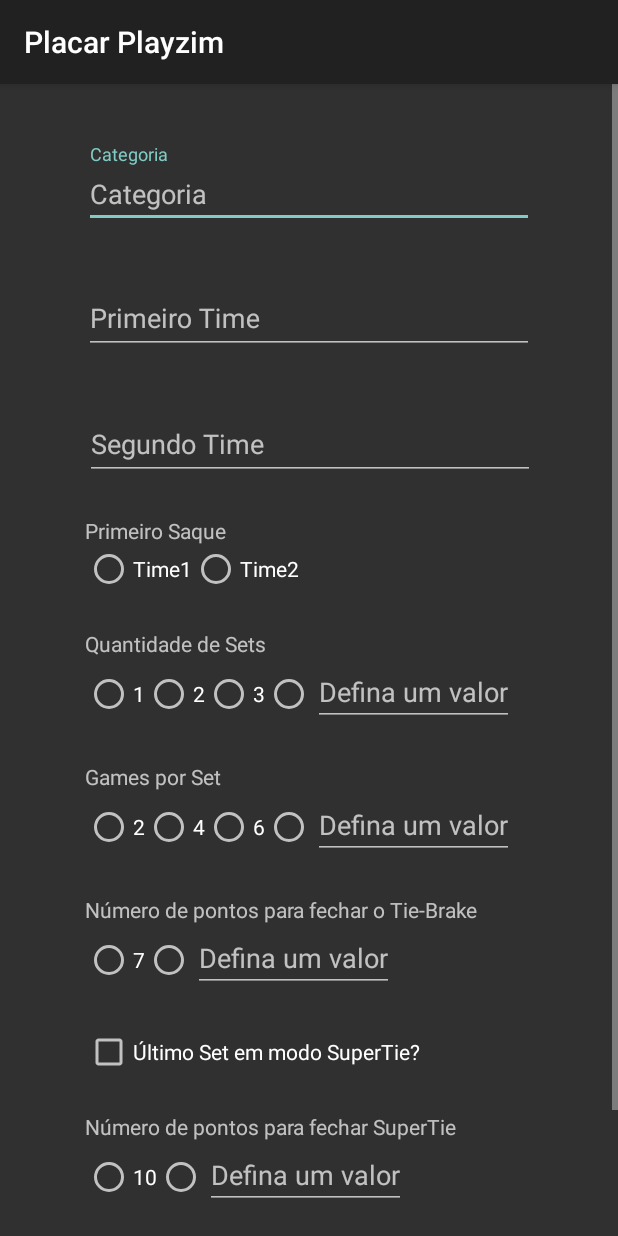
After one commit to windcarvalho/PlacarPlayzim, an Android app: the ConfigActivity screen opened directly, with no data from a screen before it, on a phone screen of 412 x 824 dp. The commit adds this screen. Run offline under Robolectric (Android 15) with nearby library versions, the phone set to English and light mode, and no system bars.

Commit message:
Tela de Configuração, Alteração na Lógica do Jogo

```diff
--- a/app/build.gradle
+++ b/app/build.gradle
@@ -33,6 +33,7 @@
     buildFeatures {
         viewBinding true
     }
+    buildToolsVersion '32.1.0 rc1'
 
 
 }
--- /dev/null
+++ b/app/src/main/java/com/playzim/activities/ConfigActivity.kt
@@ -0,0 +1,110 @@
+package com.playzim.activities
+
+import android.content.Intent
+import androidx.appcompat.app.AppCompatActivity
+import android.os.Bundle
+import android.view.View
+import android.widget.CheckBox
+import android.widget.RadioButton
+import android.widget.RadioGroup
+import android.widget.TextView
+import com.google.android.material.textfield.TextInputEditText
+import com.playzim.activities.placar.R
+import com.playzim.placarbt.GameBT
+import com.playzim.placarbt.TeamSide
+
+class ConfigActivity : AppCompatActivity() {
+    override fun onCreate(savedInstanceState: Bundle?) {
+        super.onCreate(savedInstanceState)
+        setContentView(R.layout.activity_config)
+    }
+
+    fun onClickBtMatch(v: View){
+//        val it_match = Intent(this, Playzim_Score_Activity::class.java).apply{}
+//        startActivity(it_match)
+
+        var game: GameBT? = null
+
+        var categoria = findViewById<TextInputEditText>(R.id.categoria).text.toString()
+        var time1 = findViewById<TextInputEditText>(R.id.time1).text.toString()
+        var time2 = findViewById<TextInputEditText>(R.id.time2).text.toString()
+
+        var primeiroSaqueRG:RadioGroup = findViewById<RadioGroup>(R.id.primeiroSaque)
+        val primeiroSaqueId:Int = primeiroSaqueRG.checkedRadioButtonId
+        var primeiroSaque = TeamSide.TEAM_A
+        if (primeiroSaqueId != -1){
+            var selectedPrimeiroSaque:RadioButton = findViewById(primeiroSaqueId)
+            var primeiroSaqueString = selectedPrimeiroSaque.text.toString()
+            if (primeiroSaqueString == "Time2"){
+                primeiroSaque = TeamSide.TEAM_B
+            }
+        }
+
+
+
+        var maxSetsRG:RadioGroup = findViewById<RadioGroup>(R.id.qtdSets)
+        val selectedMaxSetsId:Int = maxSetsRG.checkedRadioButtonId
+        var maxSets:Int = 1
+        if (selectedMaxSetsId != -1){
+            var selectedMaxSets:RadioButton = findViewById(selectedMaxSetsId)
+            var maxSetString = selectedMaxSets.text.toString()
+            if (maxSetString != ""){
+                maxSets = maxSetString.toInt()
+            } else {
+                maxSets = findViewById<TextInputEditText>(R.id.qtdSetsPersonalizado).text.toString().toInt()
+            }
+        }
+
+        var maxGamesRG:RadioGroup = findViewById<RadioGroup>(R.id.qtdGames)
+        val selectedMaxGamesId:Int = maxGamesRG.checkedRadioButtonId
+        var maxGames:Int = 1
+        if (selectedMaxGamesId != -1){
+            var selectedMaxGames:RadioButton = findViewById(selectedMaxGamesId)
+            var maxGamesString = selectedMaxGames.text.toString()
+            if (maxGamesString != ""){
+                maxGames = maxGamesString.toInt()
+            } else {
+                maxGames = findViewById<TextInputEditText>(R.id.qtdGamesPersonalizado).text.toString().toInt()
+            }
+        }
+
+        var maxPontosTieRG:RadioGroup = findViewById<RadioGroup>(R.id.ptsTieBrake)
+        val selectedMaxPontosTieId:Int = maxPontosTieRG.checkedRadioButtonId
+        var maxPontosTie:Int = 1
+        if (selectedMaxPontosTieId != -1){
+            var selectedMaxPontosTie:RadioButton = findViewById(selectedMaxPontosTieId)
+            var maxPontosTieString = selectedMaxPontosTie.text.toString()
+            if (maxPontosTieString != ""){
+                maxPontosTie = maxPontosTieString.toInt()
+            } else {
+                maxPontosTie = findViewById<TextInputEditText>(R.id.qtdPtsTiePersonalizado).text.toString().toInt()
+            }
+        }
+
+        val temSuperTie = findViewById<CheckBox>(R.id.supertie)
+        var supertie = false
+        if (temSuperTie.isChecked){
+            supertie=true
+        }
+
+        var maxPontosSuperTieRG:RadioGroup = findViewById<RadioGroup>(R.id.pontosSuperTie)
+        val selectedMaxPontosSuperTieId:Int = maxPontosSuperTieRG.checkedRadioButtonId
+        var maxPontosSuperTie:Int = 1
+        if (selectedMaxPontosSuperTieId != -1){
+            var selectedMaxPontosSuperTie:RadioButton = findViewById(selectedMaxPontosSuperTieId)
+            var maxPontosSuperTieString = selectedMaxPontosSuperTie.text.toString()
+            if (maxPontosSuperTieString != ""){
+                maxPontosSuperTie = maxPontosSuperTieString.toInt()
+            } else {
+                maxPontosSuperTie = findViewById<TextInputEditText>(R.id.qtdPtsSuperTiePersonalizado).text.toString().toInt()
+            }
+        }
+
+
+        game = GameBT (time1,time2,maxSets,maxGames,maxPontosTie,supertie,maxPontosSuperTie, primeiroSaque)
+        val it_match = Intent(this, Playzim_Score_Activity::class.java).apply{}
+        it_match.putExtra("GAME", game);
+        startActivity(it_match);
+
+    }
+}
--- a/app/src/main/java/com/playzim/activities/MainActivity.kt
+++ b/app/src/main/java/com/playzim/activities/MainActivity.kt
@@ -15,7 +15,10 @@
     }
 
     fun onClickBtMatch(v: View){
-        val it_match = Intent(this, Playzim_Score_Activity::class.java).apply{}
-        startActivity(it_match)
+//        val it_match = Intent(this, Playzim_Score_Activity::class.java).apply{}
+//        startActivity(it_match)
+        val it_match = Intent(this, ConfigActivity::class.java).apply{}
+        startActivity(it_match);
+
     }
 }
--- a/app/src/main/java/com/playzim/activities/Playzim_Score_Activity.kt
+++ b/app/src/main/java/com/playzim/activities/Playzim_Score_Activity.kt
@@ -17,6 +17,8 @@
     override fun onCreate(savedInstanceState: Bundle?) {
         super.onCreate(savedInstanceState)
         setContentView(R.layout.activity_playzim_score)
+        val intent = getIntent()
+        game = intent.getSerializableExtra("GAME") as GameBT
         initGameConf()
         startGameCount()
     }
@@ -34,7 +36,7 @@
         update_score_screen()
     }
    fun initGameConf(){
-       game = GameBT("Trinta/Paulo","Marcio/Pordeus",3,4,7,true,10,TeamSide.TEAM_A)
+//       game = GameBT("Trinta/Paulo","Marcio/Pordeus",3,4,7,true,10,TeamSide.TEAM_A)
 
        // Team Names
        val tvTeamA = findViewById<TextView>(R.id.tvTeamA)
--- a/app/src/main/java/com/playzim/placarbt/GameBT.java
+++ b/app/src/main/java/com/playzim/placarbt/GameBT.java
@@ -2,10 +2,11 @@
 
 import static java.lang.Math.abs;
 
+import java.io.Serializable;
 import java.util.ArrayList;
 import java.util.List;
 
-public class GameBT {
+public class GameBT implements Serializable {
 
     private String teamA;
     private String teamB;
--- a/app/src/main/java/com/playzim/placarbt/NormalScore.java
+++ b/app/src/main/java/com/playzim/placarbt/NormalScore.java
@@ -1,6 +1,8 @@
 package com.playzim.placarbt;
 
 import static java.lang.Math.abs;
+
+import java.io.Serializable;
 
 public class NormalScore extends ScoreManager {
 
@@ -33,7 +35,10 @@
             gameBT.getGames()[0] = 0;
             gameBT.getGames()[1] = 0;
             setHasFinished = true;
-        } else if ((gameBT.getGames()[0] == gameBT.getMaxGames()) && (gameBT.getGames()[1] == gameBT.getMaxGames())) {
+        } else if ( (gameBT.getMaxGames() == 4) && (gameBT.getGames()[0] == 3) && (gameBT.getGames()[1] == 3)) { // Caso particular para Sets de 3 Games
+            gameBT.setScoreManager(new TieBrakeScore(gameBT));
+        }
+        else if ((gameBT.getGames()[0] == gameBT.getMaxGames()) && (gameBT.getGames()[1] == gameBT.getMaxGames())) {
             gameBT.setScoreManager(new TieBrakeScore(gameBT));
         }
     }
--- a/app/src/main/java/com/playzim/placarbt/ScoreManager.java
+++ b/app/src/main/java/com/playzim/placarbt/ScoreManager.java
@@ -1,6 +1,8 @@
 package com.playzim.placarbt;
 
-public abstract class ScoreManager {
+import java.io.Serializable;
+
+public abstract class ScoreManager implements Serializable {
 
 	protected GameBT gameBT;
 	protected boolean setHasFinished;
--- /dev/null
+++ b/app/src/main/res/layout/activity_config.xml
@@ -0,0 +1,314 @@
+<?xml version="1.0" encoding="utf-8"?>
+
+<ScrollView xmlns:android="http://schemas.android.com/apk/res/android"
+    xmlns:app="http://schemas.android.com/apk/res-auto"
+    xmlns:tools="http://schemas.android.com/tools"
+    android:layout_width="match_parent"
+    android:layout_height="match_parent">
+
+    <androidx.constraintlayout.widget.ConstraintLayout
+        android:layout_width="match_parent"
+        android:layout_height="wrap_content"
+        android:padding="40dp"
+        tools:context="com.playzim.activities.ConfigActivity">
+
+        <com.google.android.material.textfield.TextInputLayout
+            android:id="@+id/categoria_layout"
+            android:layout_width="300dp"
+            android:layout_height="wrap_content"
+            android:hint="@string/categoria"
+            app:layout_constraintEnd_toEndOf="parent"
+            app:layout_constraintStart_toStartOf="parent"
+            app:layout_constraintTop_toTopOf="parent">
+
+            <com.google.android.material.textfield.TextInputEditText
+                android:id="@+id/categoria"
+                android:layout_width="match_parent"
+                android:layout_height="wrap_content"
+                android:hint="Categoria"
+                tools:ignore="TouchTargetSizeCheck" />
+        </com.google.android.material.textfield.TextInputLayout>
+
+        <com.google.android.material.textfield.TextInputLayout
+            android:id="@+id/time1_layout"
+            android:layout_width="300dp"
+            android:layout_height="wrap_content"
+            android:layout_marginTop="28dp"
+            app:layout_constraintEnd_toEndOf="parent"
+            app:layout_constraintHorizontal_bias="0.495"
+            app:layout_constraintStart_toStartOf="parent"
+            app:layout_constraintTop_toBottomOf="@+id/categoria_layout">
+
+            <com.google.android.material.textfield.TextInputEditText
+                android:id="@+id/time1"
+                android:layout_width="match_parent"
+                android:layout_height="wrap_content"
+                android:hint="Primeiro Time" />
+        </com.google.android.material.textfield.TextInputLayout>
+
+        <com.google.android.material.textfield.TextInputLayout
+            android:id="@+id/time2_layout"
+            android:layout_width="300dp"
+            android:layout_height="wrap_content"
+            android:layout_marginTop="28dp"
+            app:layout_constraintEnd_toEndOf="parent"
+            app:layout_constraintHorizontal_bias="0.531"
+            app:layout_constraintStart_toStartOf="parent"
+            app:layout_constraintTop_toBottomOf="@+id/time1_layout">
+
+            <com.google.android.material.textfield.TextInputEditText
+                android:id="@+id/time2"
+                android:layout_width="match_parent"
+                android:layout_height="wrap_content"
+                android:hint="Segundo Time" />
+        </com.google.android.material.textfield.TextInputLayout>
+
+        <TextView
+            android:id="@+id/primeiroSaqueTxt"
+            android:layout_width="wrap_content"
+            android:layout_height="wrap_content"
+            android:layout_marginTop="24dp"
+            android:text="Primeiro Saque"
+            app:layout_constraintStart_toStartOf="@+id/time2_layout"
+            app:layout_constraintTop_toBottomOf="@+id/time2_layout" />
+
+        <RadioGroup
+            android:id="@+id/primeiroSaque"
+            android:layout_width="wrap_content"
+            android:layout_height="wrap_content"
+            android:orientation="horizontal"
+            app:layout_constraintStart_toStartOf="@+id/primeiroSaqueTxt"
+            app:layout_constraintTop_toBottomOf="@+id/primeiroSaqueTxt">
+
+            <RadioButton
+                android:id="@+id/primSaqTime1"
+                android:layout_width="match_parent"
+                android:layout_height="wrap_content"
+                android:text="Time1" />
+
+            <RadioButton
+                android:id="@+id/primSaqTime2"
+                android:layout_width="match_parent"
+                android:layout_height="wrap_content"
+                android:text="Time2" />
+
+        </RadioGroup>
+
+
+
+
+
+        <TextView
+            android:id="@+id/textView"
+            android:layout_width="wrap_content"
+            android:layout_height="wrap_content"
+            android:layout_marginTop="24dp"
+            android:text="Quantidade de Sets"
+            app:layout_constraintStart_toStartOf="@+id/primeiroSaqueTxt"
+            app:layout_constraintTop_toBottomOf="@+id/primeiroSaque" />
+
+        <RadioGroup
+            android:id="@+id/qtdSets"
+            android:layout_width="wrap_content"
+            android:layout_height="wrap_content"
+            android:orientation="horizontal"
+            app:layout_constraintStart_toStartOf="@+id/textView"
+            app:layout_constraintTop_toBottomOf="@+id/textView">
+
+            <RadioButton
+                android:id="@+id/radioButton3"
+                android:layout_width="match_parent"
+                android:layout_height="wrap_content"
+                android:text="1" />
+
+            <RadioButton
+                android:id="@+id/radioButton4"
+                android:layout_width="match_parent"
+                android:layout_height="wrap_content"
+                android:text="2" />
+
+            <RadioButton
+                android:id="@+id/radioButton5"
+                android:layout_width="wrap_content"
+                android:layout_height="wrap_content"
+                android:layout_weight="1"
+                android:text="3" />
+
+            \
+            <RadioButton
+                android:id="@+id/radioButtonq212"
+                android:layout_width="wrap_content"
+                android:layout_height="wrap_content"
+                android:layout_weight="1"
+                android:text="" />
+
+            <com.google.android.material.textfield.TextInputEditText
+                android:id="@+id/qtdSetsPersonalizado"
+                android:layout_width="match_parent"
+                android:layout_height="wrap_content"
+                android:hint="Defina um valor"
+                tools:ignore="TouchTargetSizeCheck" />
+        </RadioGroup>
+
+        <TextView
+            android:id="@+id/textView2"
+            android:layout_width="wrap_content"
+            android:layout_height="wrap_content"
+            android:layout_marginTop="24dp"
+            android:text="Games por Set"
+            app:layout_constraintStart_toStartOf="@+id/textView"
+            app:layout_constraintTop_toBottomOf="@+id/qtdSets" />
+
+        <RadioGroup
+            android:id="@+id/qtdGames"
+            android:layout_width="wrap_content"
+            android:layout_height="wrap_content"
+            android:orientation="horizontal"
+            app:layout_constraintStart_toStartOf="@+id/textView2"
+            app:layout_constraintTop_toBottomOf="@+id/textView2">
+
+            <RadioButton
+                android:id="@+id/radioButton13"
+                android:layout_width="match_parent"
+                android:layout_height="wrap_content"
+                android:text="2" />
+
+            <RadioButton
+                android:id="@+id/radioButton24"
+                android:layout_width="match_parent"
+                android:layout_height="wrap_content"
+                android:text="4" />
+
+            <RadioButton
+                android:id="@+id/radioButtonq5"
+                android:layout_width="wrap_content"
+                android:layout_height="wrap_content"
+                android:layout_weight="1"
+                android:text="6" />
+            <RadioButton
+                android:id="@+id/radioButtonq215"
+                android:layout_width="wrap_content"
+                android:layout_height="wrap_content"
+                android:layout_weight="1"
+                android:text="" />
+  <!-->         <com.google.android.material.textfield.TextInputLayout
+                android:id="@+id/ca434343tegoria"
+                android:layout_width="wrap_content"
+                android:layout_height="wrap_content"
+                android:hint="Defina um valor"
+                app:layout_constraintEnd_toEndOf="parent"
+                app:layout_constraintStart_toStartOf="parent"
+                app:layout_constraintTop_toTopOf="parent"> -->
+
+            <com.google.android.material.textfield.TextInputEditText
+                android:id="@+id/qtdGamesPersonalizado"
+                android:layout_width="match_parent"
+                android:layout_height="wrap_content"
+                android:hint="Defina um valor"
+                tools:ignore="TouchTargetSizeCheck" />
+<!--            </com.google.android.material.textfield.TextInputLayout> -->
+
+        </RadioGroup>
+
+        <TextView
+            android:id="@+id/textView3"
+            android:layout_width="wrap_content"
+            android:layout_height="wrap_content"
+            android:layout_marginTop="24dp"
+            android:text="Número de pontos para fechar o Tie-Brake"
+            app:layout_constraintStart_toStartOf="@+id/textView2"
+            app:layout_constraintTop_toBottomOf="@+id/qtdGames" />
+
+
+
+        <RadioGroup
+            android:id="@+id/ptsTieBrake"
+            android:layout_width="wrap_content"
+            android:layout_height="wrap_content"
+            android:orientation="horizontal"
+            app:layout_constraintStart_toStartOf="@+id/textView3"
+            app:layout_constraintTop_toBottomOf="@+id/textView3">
+
+            <RadioButton
+                android:id="@+id/radioButton1233"
+                android:layout_width="match_parent"
+                android:layout_height="wrap_content"
+                android:text="7" />
+
+            <RadioButton
+                android:id="@+id/radioButtonq2122225"
+                android:layout_width="wrap_content"
+                android:layout_height="wrap_content"
+                android:layout_weight="1"
+                android:text="" />
+
+            <com.google.android.material.textfield.TextInputEditText
+                android:id="@+id/qtdPtsTiePersonalizado"
+                android:layout_width="match_parent"
+                android:layout_height="wrap_content"
+                android:hint="Defina um valor"
+                tools:ignore="TouchTargetSizeCheck" />
+        </RadioGroup>
+
+        <CheckBox
+            android:id="@+id/supertie"
+            android:layout_width="wrap_content"
+            android:layout_height="wrap_content"
+            android:layout_marginTop="24dp"
+            android:text="Último Set em modo SuperTie?"
+            app:layout_constraintStart_toStartOf="@+id/ptsTieBrake"
+            app:layout_constraintTop_toBottomOf="@+id/ptsTieBrake" />
+
+        <TextView
+            android:id="@+id/textView4"
+            android:layout_width="wrap_content"
+            android:layout_height="wrap_content"
+            android:layout_marginTop="24dp"
+            android:text="Número de pontos para fechar SuperTie"
+            app:layout_constraintStart_toStartOf="@+id/textView3"
+            app:layout_constraintTop_toBottomOf="@+id/supertie" />
+
+        <RadioGroup
+            android:id="@+id/pontosSuperTie"
+            android:layout_width="wrap_content"
+            android:layout_height="wrap_content"
+            android:orientation="horizontal"
+            app:layout_constraintStart_toStartOf="@+id/textView4"
+            app:layout_constraintTop_toBottomOf="@+id/textView4">
+
+            <RadioButton
+                android:id="@+id/radioButton1233333"
+                android:layout_width="match_parent"
+                android:layout_height="wrap_content"
+                android:text="10" />
+
+            <RadioButton
+                android:id="@+id/radioButtonq2133322225"
+                android:layout_width="wrap_content"
+                android:layout_height="wrap_content"
+                android:layout_weight="1"
+                android:text="" />
+
+            <com.google.android.material.textfield.TextInputEditText
+                android:id="@+id/qtdPtsSuperTiePersonalizado"
+                android:layout_width="match_parent"
+                android:layout_height="wrap_content"
+                android:hint="Defina um valor"
+                tools:ignore="TouchTargetSizeCheck" />
+        </RadioGroup>
+
+        <Button
+            android:id="@+id/button"
+            android:layout_width="wrap_content"
+            android:layout_height="wrap_content"
+            android:layout_marginTop="24dp"
+            android:onClick="onClickBtMatch"
+            android:text="Iniciar Jogo"
+            app:layout_constraintEnd_toEndOf="parent"
+            app:layout_constraintHorizontal_bias="0.498"
+            app:layout_constraintStart_toStartOf="parent"
+            app:layout_constraintTop_toBottomOf="@+id/pontosSuperTie" />
+
+
+    </androidx.constraintlayout.widget.ConstraintLayout>
+</ScrollView>
--- a/app/src/main/res/values/strings.xml
+++ b/app/src/main/res/values/strings.xml
@@ -1,4 +1,8 @@
 <resources>
     <string name="app_name">Placar Playzim</string>
+    <string name="label">Descrição do Jogo</string>
+    <string name="categoria">Categoria</string>
+    <string name="label_1">Time1</string>
+    <string name="label_2">Time2</string>
 
 </resources>
```
Also changed, not shown: app/src/main/AndroidManifest.xml (+6 -4 lines).
